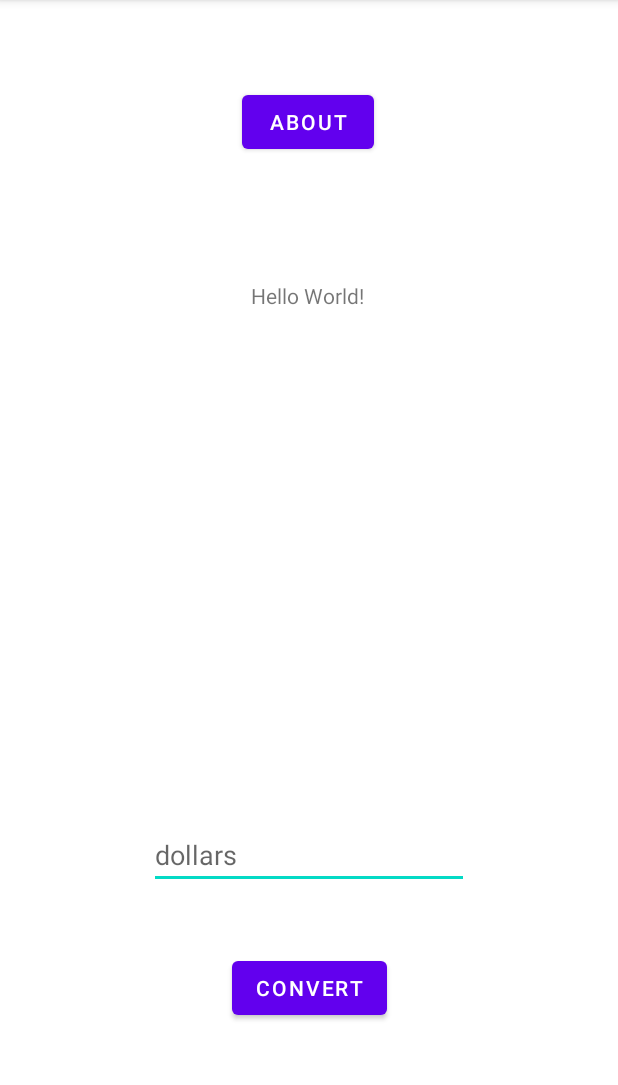
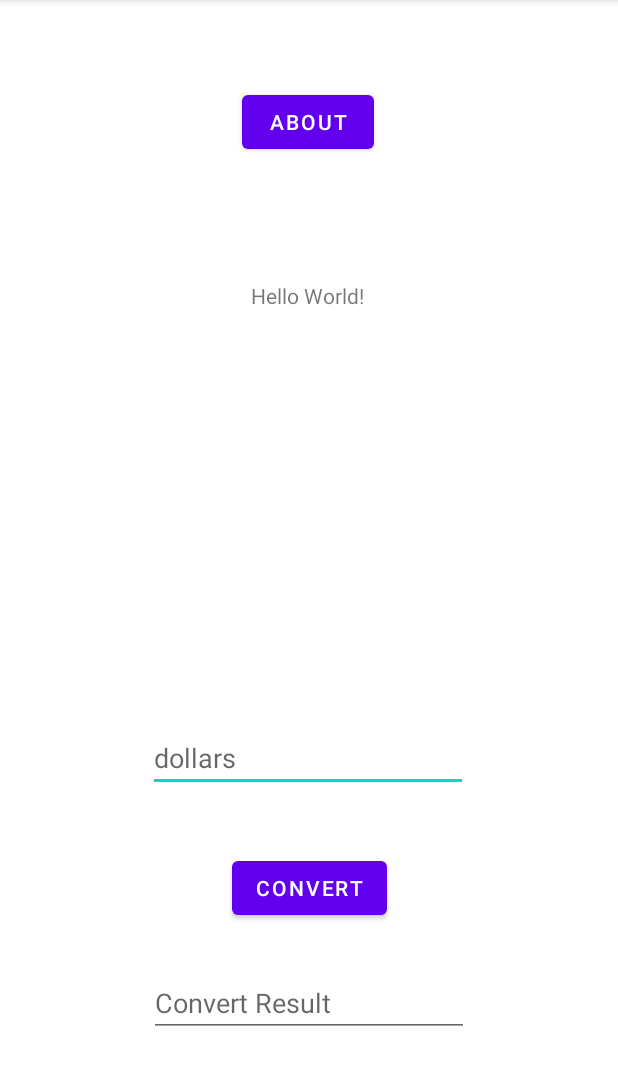
Before and after one commit to tobyatgithub/cs5520MobileAppDesign, an Android app: the screen it shows after launch (MainActivity), on a phone screen of 412 x 824 dp, the part 84-1169 px from its top. Run offline under Robolectric (Android 15) with nearby library versions, the light colour scheme and no system bars.

Commit message:
finished A1.

```diff
--- a/NUMAD2021Spring-FangyuanHuang/app/src/main/java/edu/neu/madcourse/numad2021spring_fangyuanhuang/MainActivity.java
+++ b/NUMAD2021Spring-FangyuanHuang/app/src/main/java/edu/neu/madcourse/numad2021spring_fangyuanhuang/MainActivity.java
@@ -20,7 +20,7 @@ public class MainActivity extends AppCompatActivity {
 
     public void convertCurrency(View view) {
         EditText dollarText = findViewById(R.id.dollarText);
-        TextView textView = findViewById(R.id.textView);
+        TextView textView = findViewById(R.id.converResult);
 
         if (!dollarText.getText().toString().equals("")) {
             float dollarValue = Float.valueOf(dollarText.getText().toString());
--- a/NUMAD2021Spring-FangyuanHuang/app/src/main/res/layout/activity_main.xml
+++ b/NUMAD2021Spring-FangyuanHuang/app/src/main/res/layout/activity_main.xml
@@ -34,23 +34,37 @@
         android:id="@+id/dollarText"
         android:layout_width="wrap_content"
         android:layout_height="wrap_content"
-        android:layout_marginBottom="42dp"
+        android:layout_marginBottom="40dp"
         android:autofillHints=""
         android:ems="10"
         android:hint="@string/dollars_hint"
         android:inputType="numberDecimal"
         app:layout_constraintBottom_toTopOf="@+id/button3"
         app:layout_constraintEnd_toEndOf="parent"
+        app:layout_constraintHorizontal_bias="0.497"
         app:layout_constraintStart_toStartOf="parent" />
 
     <Button
         android:id="@+id/button3"
         android:layout_width="wrap_content"
         android:layout_height="wrap_content"
-        android:layout_marginBottom="85dp"
+        android:layout_marginBottom="152dp"
         android:text="@string/convert_string"
         app:layout_constraintBottom_toBottomOf="parent"
         app:layout_constraintEnd_toEndOf="parent"
         app:layout_constraintStart_toStartOf="parent" />
 
+    <EditText
+        android:id="@+id/converResult"
+        android:layout_width="wrap_content"
+        android:layout_height="wrap_content"
+        android:layout_marginTop="30dp"
+        android:autofillHints=""
+        android:ems="10"
+        android:hint="Convert Result"
+        android:inputType="numberDecimal"
+        app:layout_constraintEnd_toEndOf="parent"
+        app:layout_constraintStart_toStartOf="parent"
+        app:layout_constraintTop_toBottomOf="@+id/button3" />
+
 </androidx.constraintlayout.widget.ConstraintLayout>
```
